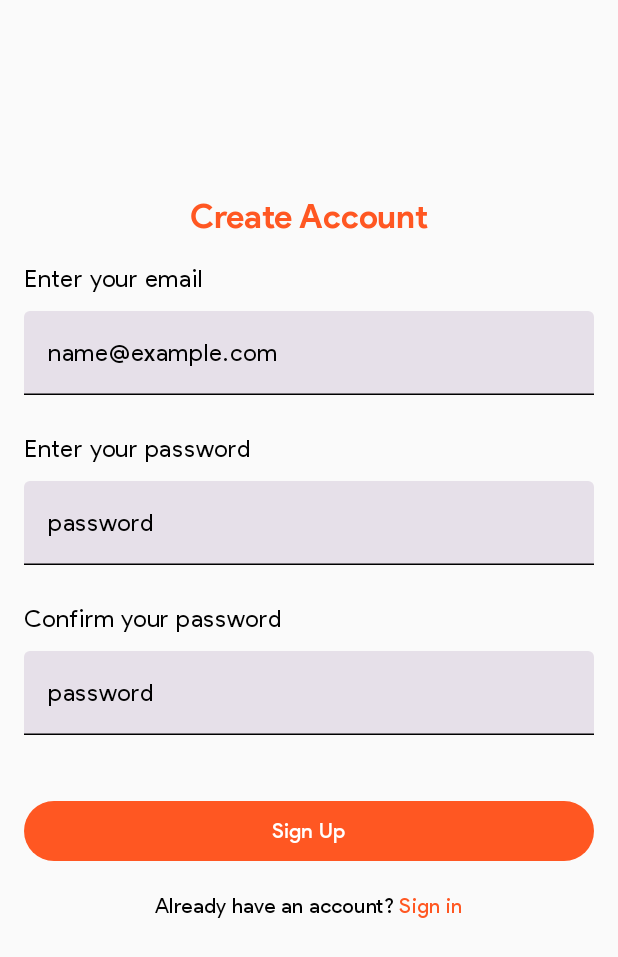
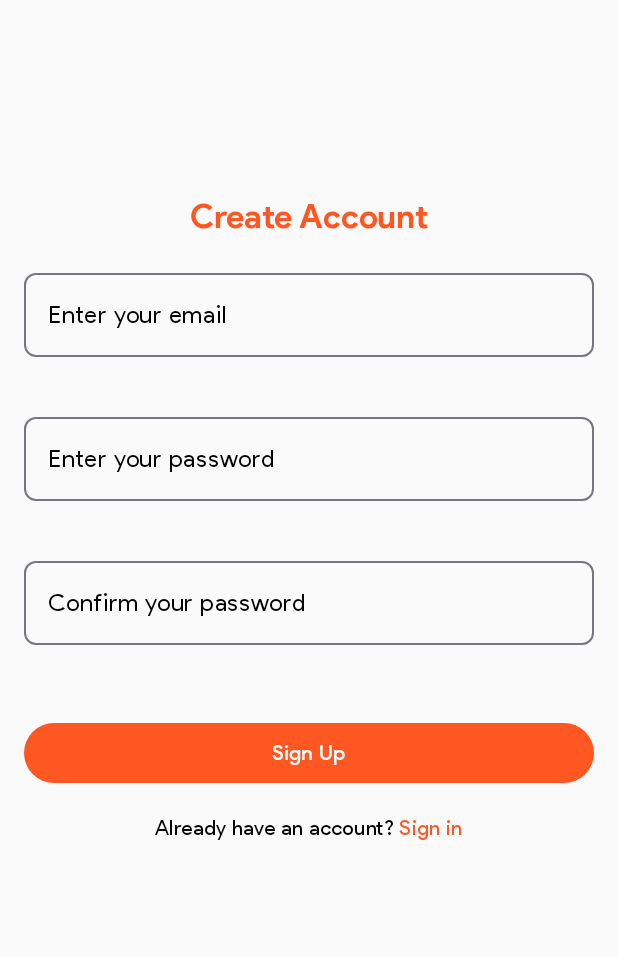
Before and after one commit to Dev-Micah/LiveSpotEvents, an Android app built with Jetpack Compose: the screen it shows after launch (MainActivity), on a phone screen of 412 x 824 dp. Shown: the top 957 px of the screen. Run offline under Robolectric (Android 15) with nearby library versions, the phone set to English and light mode, and no system bars.

Commit message:
modified auth screens

```diff
--- a/app/src/main/java/com/micahnyabuto/livespotevents/ui/auth/register/RegisterScreen.kt
+++ b/app/src/main/java/com/micahnyabuto/livespotevents/ui/auth/register/RegisterScreen.kt
@@ -11,6 +11,7 @@ import androidx.compose.foundation.shape.RoundedCornerShape
 import androidx.compose.foundation.text.ClickableText
 import androidx.compose.material3.Button
 import androidx.compose.material3.MaterialTheme
+import androidx.compose.material3.OutlinedTextField
 import androidx.compose.material3.Text
 import androidx.compose.material3.TextField
 import androidx.compose.runtime.Composable
@@ -132,24 +133,22 @@ fun AuthTextField(
     label: String,
     placeholder: String,
     modifier: Modifier = Modifier,
-    isPassword: Boolean = false
+    isPassword: Boolean = false,
+    isError: Boolean = false,
+    supportingText: String? = null
 ) {
-    Column(
+    OutlinedTextField(
+        value = value,
+        onValueChange = onValueChange,
+        label = { Text(text = label) },
         modifier = modifier
-            .fillMaxWidth()
-            .padding(bottom = 8.dp)
-    ) {
-        Text(
-            text = label,
-            modifier = Modifier
-                .padding(bottom = 9.dp)
-        )
-        TextField(
-            value = value,
-            onValueChange = onValueChange,
-            placeholder = { Text(text = placeholder) },
-            modifier = Modifier.fillMaxWidth(),
-            visualTransformation = if (isPassword) PasswordVisualTransformation() else VisualTransformation.None
-        )
-    }
+            .fillMaxWidth(),
+        shape = RoundedCornerShape(8.dp),
+        isError = isError,
+        supportingText = {
+            if (supportingText != null) {
+                Text(text = supportingText)
+            }
+        }
+    )
 }
--- a/app/src/main/java/com/micahnyabuto/livespotevents/ui/screens/profile/ProfileScreen.kt
+++ b/app/src/main/java/com/micahnyabuto/livespotevents/ui/screens/profile/ProfileScreen.kt
@@ -222,11 +222,3 @@ fun EventCard(date: String, title: String, time: String, imageRes: Int) {
         }
     }
 }
-
-// Add a Preview to see your design without running the app
-@Preview(showBackground = true)
-@Composable
-fun ProfileScreenPreview() {
-    // You might want to wrap this in your app's theme
-    ProfileScreen()
-}
```
